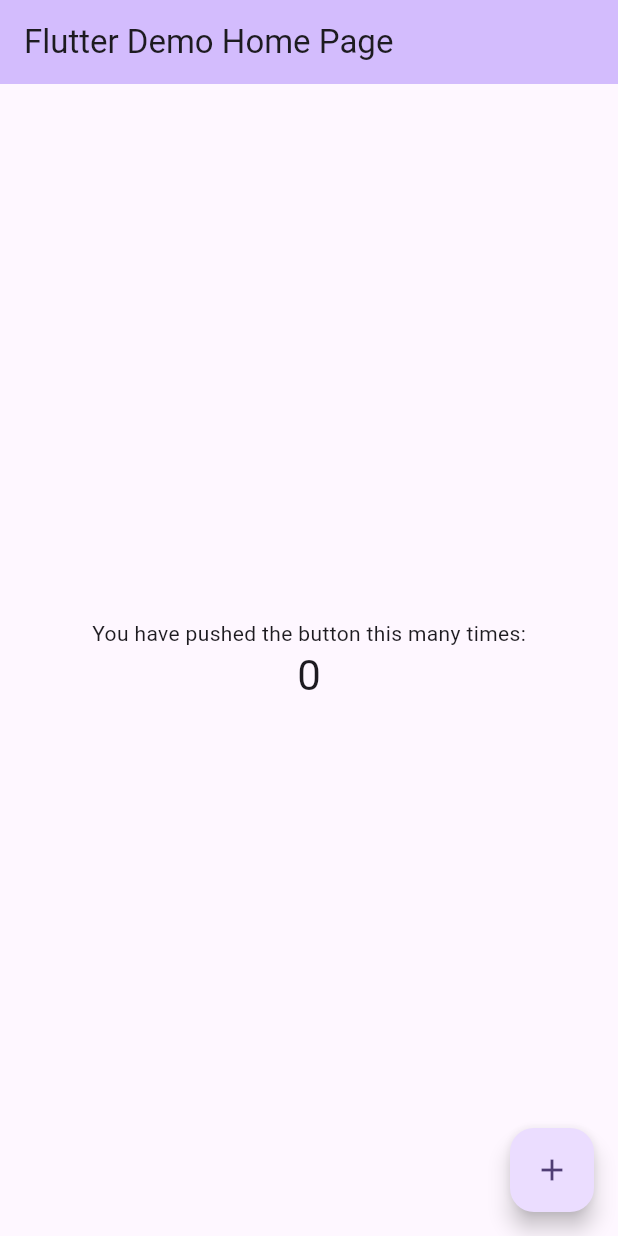
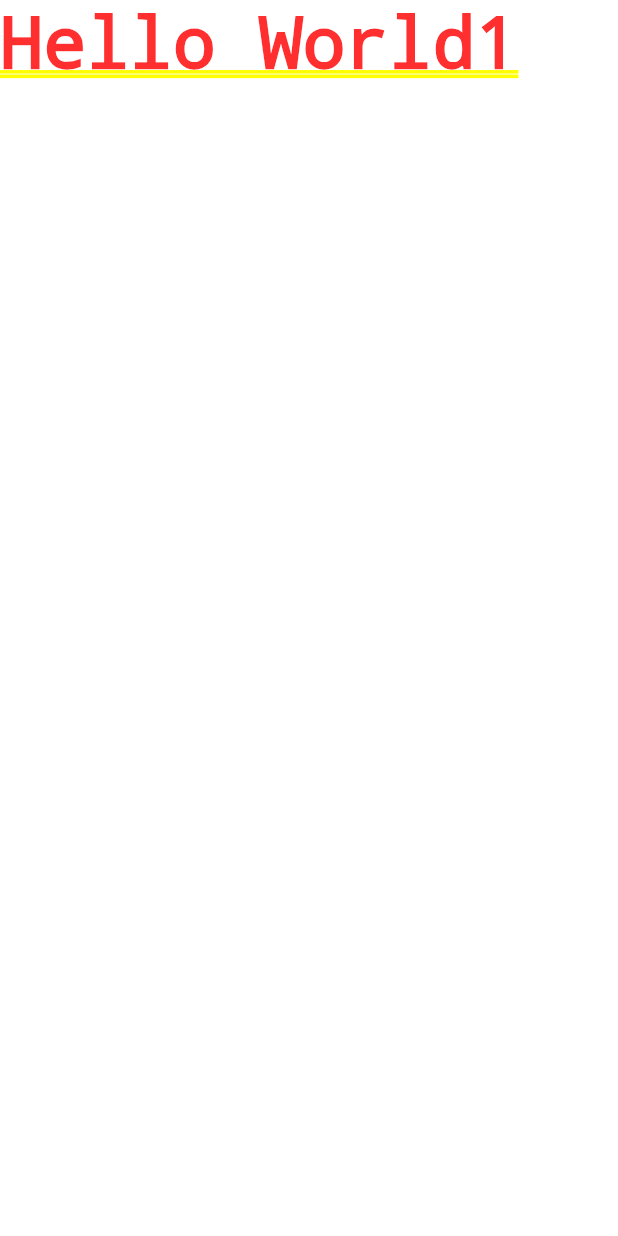
Before and after one commit to saksham-raghuvanshi/flutter-app, a Flutter app: the screen it shows after launch, on a phone screen of 412 x 824 dp. Run offline on Flutter 3.47's test engine with Material 3 defaults, Android fonts, the phone set to English and light mode, and no system bars.

Commit message:
Dart Basics

```diff
--- a/first_app/lib/main.dart
+++ b/first_app/lib/main.dart
@@ -1,125 +1,5 @@
 import 'package:flutter/material.dart';
 
 void main() {
-  runApp(const MyApp());
+  runApp(const MaterialApp(home: Text("Hello World1")));
 }
-
-class MyApp extends StatelessWidget {
-  const MyApp({super.key});
-
-  // This widget is the root of your application.
-  @override
-  Widget build(BuildContext context) {
-    return MaterialApp(
-      title: 'Flutter Demo',
-      theme: ThemeData(
-        // This is the theme of your application.
-        //
-        // TRY THIS: Try running your application with "flutter run". You'll see
-        // the application has a purple toolbar. Then, without quitting the app,
-        // try changing the seedColor in the colorScheme below to Colors.green
-        // and then invoke "hot reload" (save your changes or press the "hot
-        // reload" button in a Flutter-supported IDE, or press "r" if you used
-        // the command line to start the app).
-        //
-        // Notice that the counter didn't reset back to zero; the application
-        // state is not lost during the reload. To reset the state, use hot
-        // restart instead.
-        //
-        // This works for code too, not just values: Most code changes can be
-        // tested with just a hot reload.
-        colorScheme: ColorScheme.fromSeed(seedColor: Colors.deepPurple),
-        useMaterial3: true,
-      ),
-      home: const MyHomePage(title: 'Flutter Demo Home Page'),
-    );
-  }
-}
-
-class MyHomePage extends StatefulWidget {
-  const MyHomePage({super.key, required this.title});
-
-  // This widget is the home page of your application. It is stateful, meaning
-  // that it has a State object (defined below) that contains fields that affect
-  // how it looks.
-
-  // This class is the configuration for the state. It holds the values (in this
-  // case the title) provided by the parent (in this case the App widget) and
-  // used by the build method of the State. Fields in a Widget subclass are
-  // always marked "final".
-
-  final String title;
-
-  @override
-  State<MyHomePage> createState() => _MyHomePageState();
-}
-
-class _MyHomePageState extends State<MyHomePage> {
-  int _counter = 0;
-
-  void _incrementCounter() {
-    setState(() {
-      // This call to setState tells the Flutter framework that something has
-      // changed in this State, which causes it to rerun the build method below
-      // so that the display can reflect the updated values. If we changed
-      // _counter without calling setState(), then the build method would not be
-      // called again, and so nothing would appear to happen.
-      _counter++;
-    });
-  }
-
-  @override
-  Widget build(BuildContext context) {
-    // This method is rerun every time setState is called, for instance as done
-    // by the _incrementCounter method above.
-    //
-    // The Flutter framework has been optimized to make rerunning build methods
-    // fast, so that you can just rebuild anything that needs updating rather
-    // than having to individually change instances of widgets.
-    return Scaffold(
-      appBar: AppBar(
-        // TRY THIS: Try changing the color here to a specific color (to
-        // Colors.amber, perhaps?) and trigger a hot reload to see the AppBar
-        // change color while the other colors stay the same.
-        backgroundColor: Theme.of(context).colorScheme.inversePrimary,
-        // Here we take the value from the MyHomePage object that was created by
-        // the App.build method, and use it to set our appbar title.
-        title: Text(widget.title),
-      ),
-      body: Center(
-        // Center is a layout widget. It takes a single child and positions it
-        // in the middle of the parent.
-        child: Column(
-          // Column is also a layout widget. It takes a list of children and
-          // arranges them vertically. By default, it sizes itself to fit its
-          // children horizontally, and tries to be as tall as its parent.
-          //
-          // Column has various properties to control how it sizes itself and
-          // how it positions its children. Here we use mainAxisAlignment to
-          // center the children vertically; the main axis here is the vertical
-          // axis because Columns are vertical (the cross axis would be
-          // horizontal).
-          //
-          // TRY THIS: Invoke "debug painting" (choose the "Toggle Debug Paint"
-          // action in the IDE, or press "p" in the console), to see the
-          // wireframe for each widget.
-          mainAxisAlignment: MainAxisAlignment.center,
-          children: <Widget>[
-            const Text(
-              'You have pushed the button this many times:',
-            ),
-            Text(
-              '$_counter',
-              style: Theme.of(context).textTheme.headlineMedium,
-            ),
-          ],
-        ),
-      ),
-      floatingActionButton: FloatingActionButton(
-        onPressed: _incrementCounter,
-        tooltip: 'Increment',
-        child: const Icon(Icons.add),
-      ), // This trailing comma makes auto-formatting nicer for build methods.
-    );
-  }
-}
```
